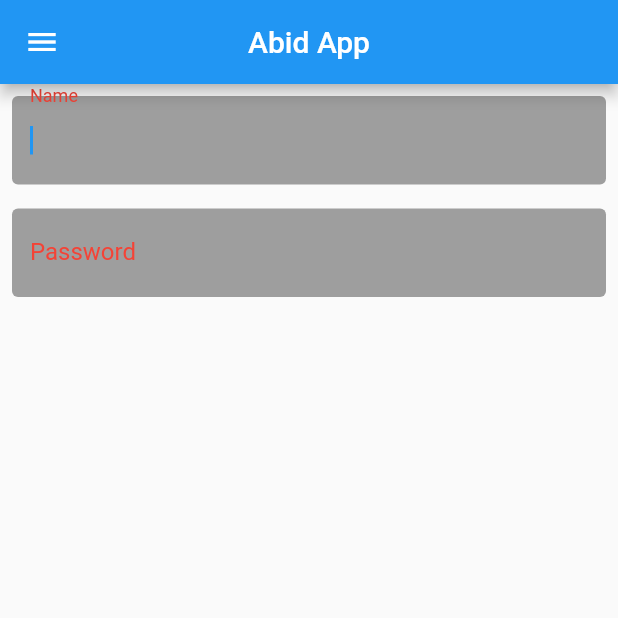
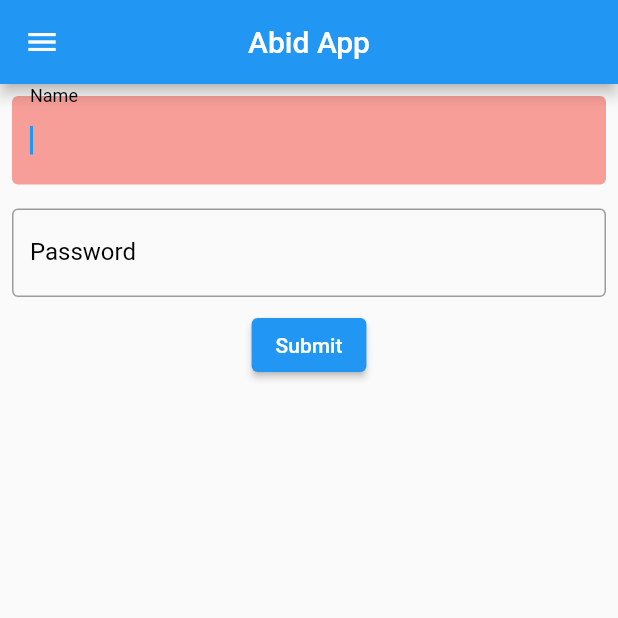
Before and after one commit to abidnuri/flutterone, a Flutter app: the screen it shows after launch, on a phone screen of 412 x 824 dp, the top half of it. Run offline on Flutter 3.47's test engine with Material 2 defaults, Android fonts, the phone set to English and light mode, and no system bars.

Commit message:
border with filled color

```diff
--- a/lib/main.dart
+++ b/lib/main.dart
@@ -39,7 +39,7 @@ class MyApp extends StatelessWidget {
         ),
       ),
       body: Column(
-        children: const [
+        children: [
           Padding(
             padding: EdgeInsets.all(8.0),
             child: Center(
@@ -49,18 +49,18 @@ class MyApp extends StatelessWidget {
                 autofocus: true,
                 // obscureText: true,
                 style: TextStyle(
-                  color: Colors.red,
+                  color: Colors.blue[500],
                 ),
                 decoration: InputDecoration(
                   label: Text('Name'),
                   labelStyle: TextStyle(
-                    color: Colors.red,
+                    color: Colors.black,
                   ),
                   border: OutlineInputBorder(
                     borderSide: BorderSide.none,
                   ),
                   filled: true,
-                  fillColor: Colors.grey,
+                  fillColor: Colors.red.withOpacity(0.5),
                 ),
               ),
             ),
@@ -79,17 +79,23 @@ class MyApp extends StatelessWidget {
                 decoration: InputDecoration(
                   label: Text('Password'),
                   labelStyle: TextStyle(
-                    color: Colors.red,
+                    color: Colors.black,
                   ),
                   border: OutlineInputBorder(
-                    borderSide: BorderSide.none,
-                  ),
-                  filled: true,
-                  fillColor: Colors.grey,
+                      // borderSide: BorderSide(
+                      //   color: Colors.green,
+                      // ),
+                      ),
+                  // filled: true,
+                  // fillColor: Colors.red.withOpacity(0.5),
                 ),
               ),
             ),
           ),
+          ElevatedButton(
+            onPressed: () {},
+            child: Text('Submit'),
+          )
         ],
       ),
     );
```
